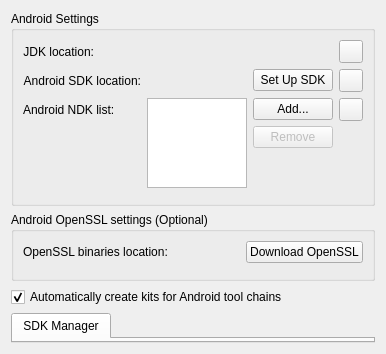
Qt form src/plugins/android/androidsettingswidget.ui (qt-creator/qt-creator) before a commit.
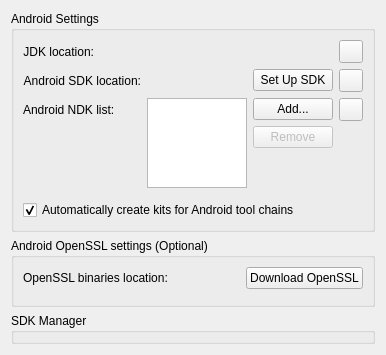
The same form after that commit. Custom widgets are drawn as their Qt base class.

Commit message:
Android: Turn SDK manager from QTabWidget into QGroupBox
Since the AVD manager moved into the "Devices" option page, the SDK
manager tab was left alone in the QTabWidget. One single tab looks
strange and uses more space than needed.

This change turns the SDK manager area into a QGroupBox, which is
consistent with the rest of the Android Options page. This patch also
adjusts the margins and spacings of the SDK manager widget to fit to the
rest of the options page.

```diff
--- a/src/plugins/android/androidsettingswidget.ui
+++ b/src/plugins/android/androidsettingswidget.ui
@@ -175,6 +175,16 @@
         </property>
        </widget>
       </item>
+      <item row="7" column="0" colspan="7">
+       <widget class="QCheckBox" name="CreateKitCheckBox">
+        <property name="text">
+         <string>Automatically create kits for Android tool chains</string>
+        </property>
+        <property name="checked">
+         <bool>true</bool>
+        </property>
+       </widget>
+      </item>
      </layout>
     </widget>
    </item>
@@ -224,31 +234,10 @@
     </widget>
    </item>
    <item>
-    <widget class="QCheckBox" name="CreateKitCheckBox">
-     <property name="sizePolicy">
-      <sizepolicy hsizetype="Expanding" vsizetype="Fixed">
-       <horstretch>0</horstretch>
-       <verstretch>0</verstretch>
-      </sizepolicy>
+    <widget class="QGroupBox" name="sdkManagerGroupBox">
+     <property name="title">
+      <string>SDK Manager</string>
      </property>
-     <property name="text">
-      <string>Automatically create kits for Android tool chains</string>
-     </property>
-     <property name="checked">
-      <bool>true</bool>
-     </property>
-    </widget>
-   </item>
-   <item>
-    <widget class="QTabWidget" name="managerTabWidget">
-     <property name="currentIndex">
-      <number>0</number>
-     </property>
-     <widget class="QWidget" name="sdkManagerTab">
-      <attribute name="title">
-       <string>SDK Manager</string>
-      </attribute>
-     </widget>
     </widget>
    </item>
   </layout>
```
The commit also changes 2 other files.
